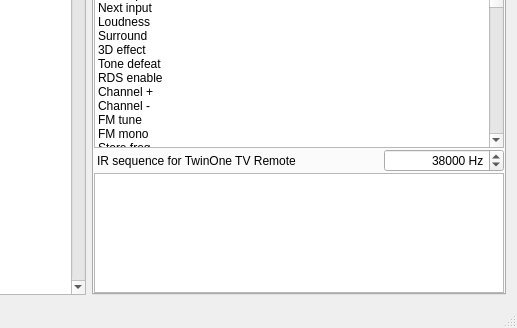
This is editor/mainwindow.ui in WiseLord/ampcontrol as Qt 5 draws it before an edit; both pictures show x 345 to 862 and y 281 to 609 of the 862 by 609 pixel window. The edited form follows.
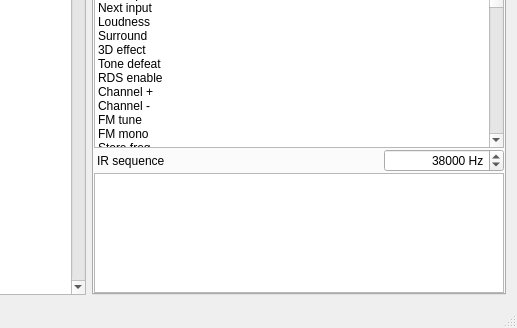
This is the edited form. The open tabs and pages were chosen to show the change. Icons and pictures are not drawn.

Commit message: Added export to AnyRemote IR file (RC5 only for now)

Patch:
```diff
--- a/editor/mainwindow.ui
+++ b/editor/mainwindow.ui
@@ -2738,7 +2738,7 @@
            <item>
             <widget class="QLabel" name="lblIrSeq">
              <property name="text">
-              <string>IR sequence for TwinOne TV Remote</string>
+              <string>IR sequence</string>
              </property>
             </widget>
            </item>
```
Left out of the diff: 23 changed lines with no effect on the pictures. The commit also changes 2 other files.
